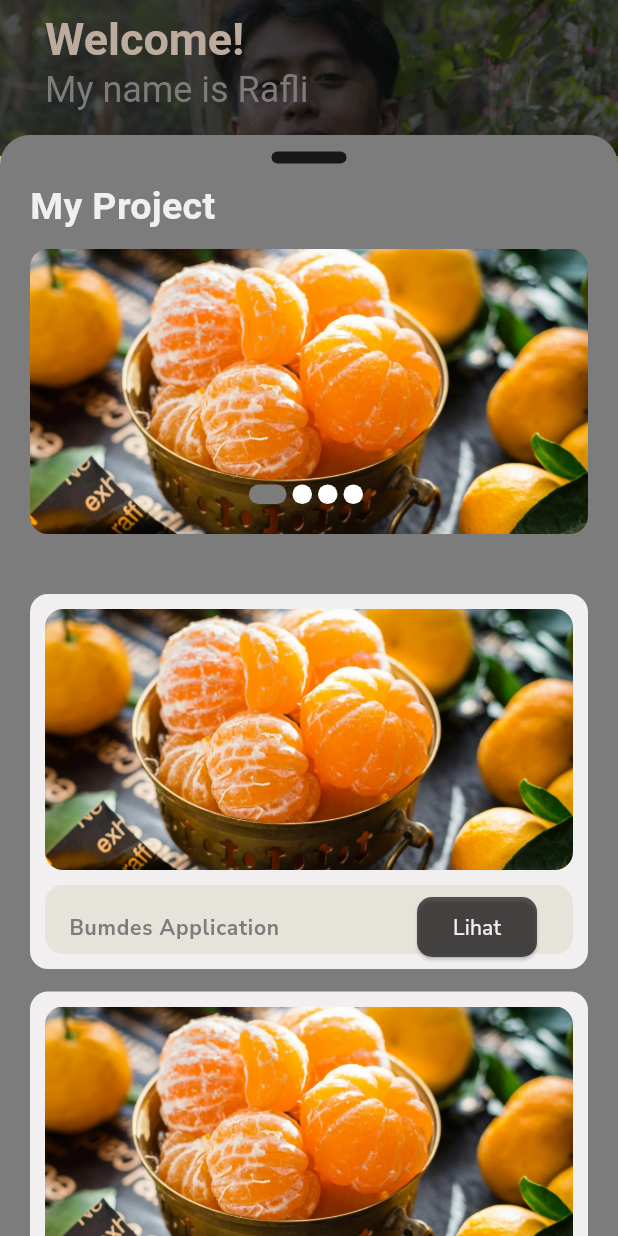
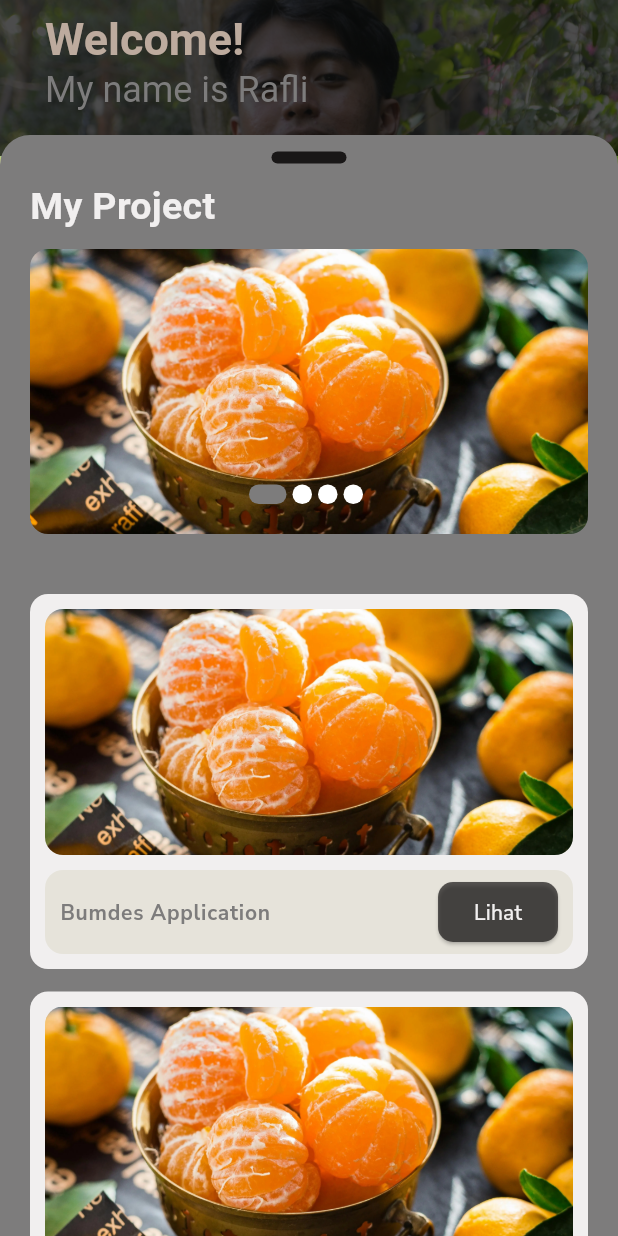
Before and after one commit to Flidoang/porto_app, a Flutter app: the HomePage screen opened directly, on a phone screen of 412 x 824 dp. Run offline on Flutter 3.47's test engine with Material 3 defaults, Android fonts, the light colour scheme and no system bars; our stand-ins replace animated_notch_bottom_bar, get, google_fonts, icons_plus, loading_animation_widget; Roboto replaces fonts that are missing (Arimo).

Commit message:
other update

```diff
--- a/lib/main.dart
+++ b/lib/main.dart
@@ -1,6 +1,7 @@
 // ignore_for_file: prefer_const_constructors
 
 import 'package:flutter/material.dart';
+import 'package:get/get.dart';
 import 'package:porto/src/screens/other/loading_screen_page.dart';
 
 void main() {
@@ -17,7 +18,7 @@ class MyApp extends StatefulWidget {
 class _MyAppState extends State<MyApp> {
   @override
   Widget build(BuildContext context) {
-    return MaterialApp(
+    return GetMaterialApp(
       theme: ThemeData.dark(),
       debugShowCheckedModeBanner: false,
       home: LoadingScreen(),
--- a/lib/src/screens/home/home_page.dart
+++ b/lib/src/screens/home/home_page.dart
@@ -5,6 +5,10 @@ import 'package:flutter/material.dart';
 import 'package:flutter/services.dart';
 import 'package:google_fonts/google_fonts.dart';
 import 'package:porto/src/partials/thema.dart';
+import 'package:get/get.dart';
+import 'package:porto/src/screens/detail_page/detail_bumdes_page.dart';
+import 'package:porto/src/screens/detail_page/detail_perpus_page.dart';
+import 'package:porto/src/screens/detail_page/detail_salon_page.dart';
 
 class HomePage extends StatefulWidget {
   final NotchBottomBarController? controller;
@@ -203,7 +207,6 @@ class _HomePageState extends State<HomePage> {
                     child: Column(
                       children: [
                         Flexible(
-                          flex: 4,
                           child: Container(
                             margin: EdgeInsets.only(bottom: 10),
                             decoration: BoxDecoration(
@@ -215,14 +218,14 @@ class _HomePageState extends State<HomePage> {
                             ),
                           ),
                         ),
-                        Flexible(
-                          flex: 1,
-                          child: Container(
+                        Container(
                           decoration: BoxDecoration(
                             color: yellow.withOpacity(0.3),
                             borderRadius: BorderRadius.circular(12),
                           ),
                           child: ListTile(
+                            contentPadding:
+                                EdgeInsets.symmetric(horizontal: 10),
                             leading: Text(
                               'Bumdes Application',
                               style: GoogleFonts.nunitoSans(
@@ -238,11 +241,12 @@ class _HomePageState extends State<HomePage> {
                                   borderRadius: BorderRadius.circular(10),
                                 ),
                               ),
-                                onPressed: () {},
+                              onPressed: () {
+                                Get.to(DetailBumdesPage());
+                              },
                               child: Text(
                                 'Lihat',
                                 style: GoogleFonts.nunitoSans(color: grey2),
-                                ),
                               ),
                             ),
                           ),
@@ -267,7 +271,6 @@ class _HomePageState extends State<HomePage> {
                     child: Column(
                       children: [
                         Flexible(
-                          flex: 4,
                           child: Container(
                             margin: EdgeInsets.only(bottom: 10),
                             decoration: BoxDecoration(
@@ -279,14 +282,14 @@ class _HomePageState extends State<HomePage> {
                             ),
                           ),
                         ),
-                        Flexible(
-                          flex: 1,
-                          child: Container(
+                        Container(
                           decoration: BoxDecoration(
                             color: yellow.withOpacity(0.3),
                             borderRadius: BorderRadius.circular(12),
                           ),
                           child: ListTile(
+                            contentPadding:
+                                EdgeInsets.symmetric(horizontal: 10),
                             leading: Text(
                               'Perpustakaan Application',
                               style: GoogleFonts.nunitoSans(
@@ -302,11 +305,10 @@ class _HomePageState extends State<HomePage> {
                                   borderRadius: BorderRadius.circular(10),
                                 ),
                               ),
-                                onPressed: () {},
+                              onPressed: () => Get.to(DetailPerpusPage()),
                               child: Text(
                                 'Lihat',
                                 style: GoogleFonts.nunitoSans(color: grey2),
-                                ),
                               ),
                             ),
                           ),
@@ -331,7 +333,6 @@ class _HomePageState extends State<HomePage> {
                     child: Column(
                       children: [
                         Flexible(
-                          flex: 4,
                           child: Container(
                             margin: EdgeInsets.only(bottom: 10),
                             decoration: BoxDecoration(
@@ -343,14 +344,14 @@ class _HomePageState extends State<HomePage> {
                             ),
                           ),
                         ),
-                        Flexible(
-                          flex: 1,
-                          child: Container(
+                        Container(
                           decoration: BoxDecoration(
                             color: yellow.withOpacity(0.3),
                             borderRadius: BorderRadius.circular(12),
                           ),
                           child: ListTile(
+                            contentPadding:
+                                EdgeInsets.symmetric(horizontal: 10),
                             leading: Text(
                               'Salon Application',
                               style: GoogleFonts.nunitoSans(
@@ -366,11 +367,12 @@ class _HomePageState extends State<HomePage> {
                                   borderRadius: BorderRadius.circular(10),
                                 ),
                               ),
-                                onPressed: () {},
+                              onPressed: () {
+                                Get.to(DetailSalonPage());
+                              },
                               child: Text(
                                 'Lihat',
                                 style: GoogleFonts.nunitoSans(color: grey2),
-                                ),
                               ),
                             ),
                           ),
```
Also changed, not shown: lib/src/screens/detail_page/detail_bumdes_page.dart (added, +30 -0 lines), lib/src/screens/detail_page/detail_perpus_page.dart (added, +30 -0 lines), lib/src/screens/detail_page/detail_salon_page.dart (added, +30 -0 lines). Lines whose indentation alone changed are shown as unchanged.
